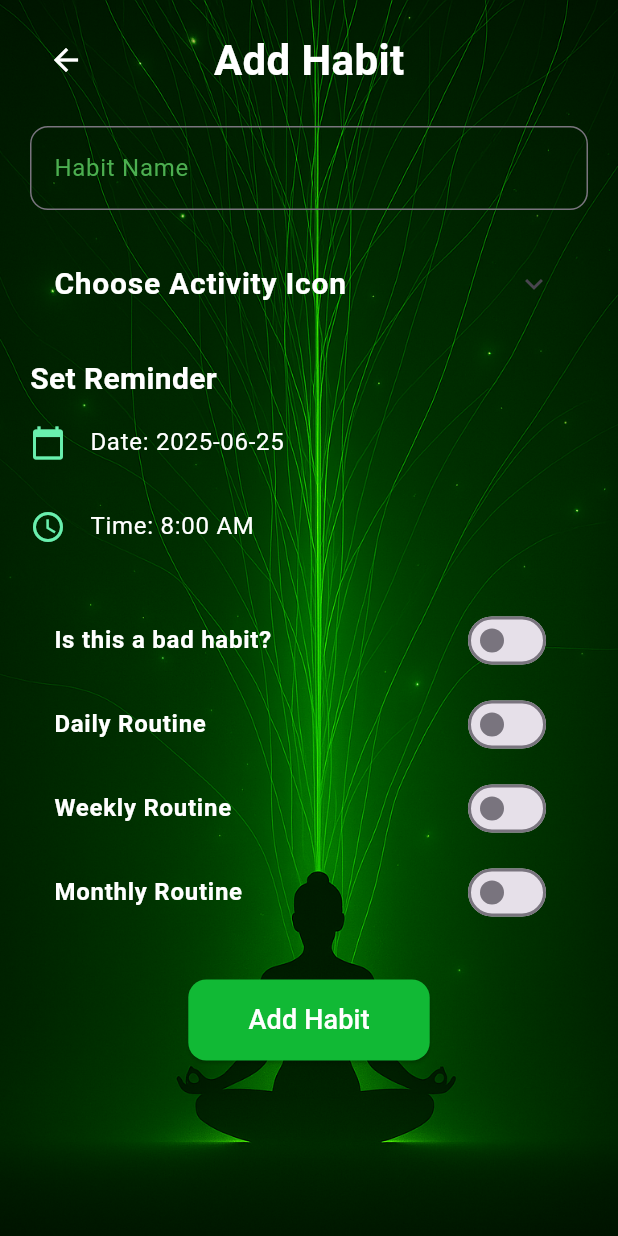
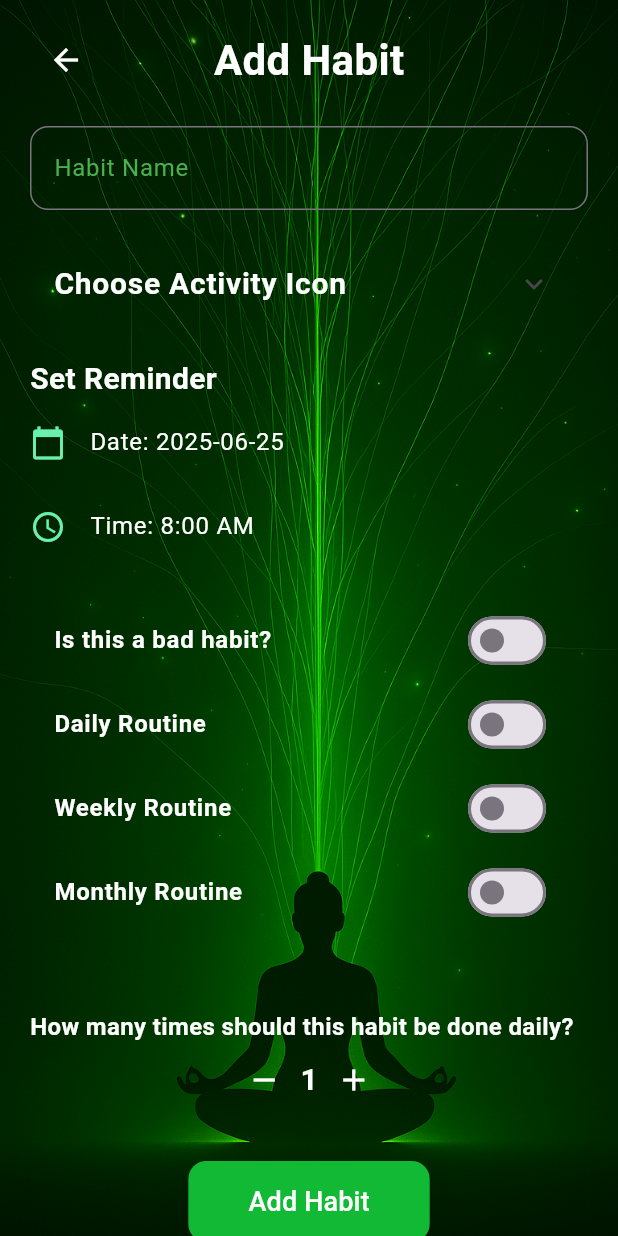
Before and after one commit to christian-keitri/habit_tracker, a Flutter app: the Phase3 screen opened directly, on a phone screen of 412 x 824 dp. Run offline on Flutter 3.47's test engine with Material 3 defaults, Android fonts, the phone set to English and light mode, and no system bars; our stand-ins replace fl_chart, hive, hive_flutter, table_calendar; accounts and stored records are empty.

Commit message:
added counter

```diff
--- a/lib/screens/habit.dart
+++ b/lib/screens/habit.dart
@@ -26,7 +26,10 @@ class Habit extends HiveObject {
   bool isFavorite;
 
   @HiveField(7)
-  Map<String, double> dailyProgress;
+  Map<String, int> dailyProgress;
+
+  @HiveField(8)
+  int? dailyGoal;
 
  Habit({
   required this.title,
@@ -36,8 +39,10 @@ class Habit extends HiveObject {
   this.isWeeklyRoutine = false,
   this.isMonthlyRoutine = false,
   this.isFavorite = false,
-    Map<String, double>? dailyProgress,
+  this.dailyGoal = 1,
+  Map<String, int>? dailyProgress,
 }) : dailyProgress = dailyProgress ?? {};
+
 
   /// Calculates how many consecutive days up to today this habit
   /// has been marked complete.
@@ -48,11 +53,20 @@ class Habit extends HiveObject {
   for (int i = 0; i < 30; i++) {
     final date = now.subtract(Duration(days: i));
     final key = '${date.year}-${date.month}-${date.day}';
+    final progress = dailyProgress[key] ?? 0;
 
-      if (dailyProgress[key] == 1.0) {
+    if (dailyGoal != null) {
+      if (progress >= dailyGoal!) {
         streak++;
       } else {
         break;
+      }
+    } else {
+      if (progress >= 1) {
+        streak++;
+      } else {
+        break;
+      }
     }
   }
 
--- a/lib/screens/phase3.dart
+++ b/lib/screens/phase3.dart
@@ -17,6 +17,8 @@ class Phase3State extends State<Phase3> {
   bool _isMonthly = false;
   bool _iconPickerExpanded = false;
   String _selectedIcon = '';
+
+  int _dailyGoal = 1;
 
   // New: reminder date & time
   DateTime _reminderDate = DateTime.now();
@@ -82,6 +84,7 @@ class Phase3State extends State<Phase3> {
       isMonthlyRoutine: _isMonthly,
       isFavorite: false,
       dailyProgress: {},
+      dailyGoal: _dailyGoal,
     );
     await box.add(newHabit);
     if (!mounted) return;
@@ -254,6 +257,42 @@ class Phase3State extends State<Phase3> {
                 ),
                 const SizedBox(height: 30),
 
+
+                const SizedBox(height: 20),
+const Text(
+  'How many times should this habit be done daily?',
+  style: TextStyle(color: Colors.white, fontWeight: FontWeight.bold, fontSize: 16),
+),
+Row(
+  mainAxisAlignment: MainAxisAlignment.center,
+  children: [
+    IconButton(
+      icon: const Icon(Icons.remove, color: Colors.white),
+      onPressed: () {
+        if (_dailyGoal > 1) {
+          setState(() {
+            _dailyGoal--;
+          });
+        }
+      },
+    ),
+    Text(
+      '$_dailyGoal',
+      style: const TextStyle(fontSize: 20, color: Colors.white, fontWeight: FontWeight.bold),
+    ),
+    IconButton(
+      icon: const Icon(Icons.add, color: Colors.white),
+      onPressed: () {
+        setState(() {
+          _dailyGoal++;
+        });
+      },
+    ),
+  ],
+),
+
+const SizedBox(height: 30),
+
                 // save
                 Center(
                   child: ElevatedButton(
```
Also changed, not shown: lib/screens/favorites.dart (+57 -33 lines), lib/screens/phase2.dart (+37 -46 lines), lib/screens/habit.g.dart. Lines whose indentation alone changed are shown as unchanged.
